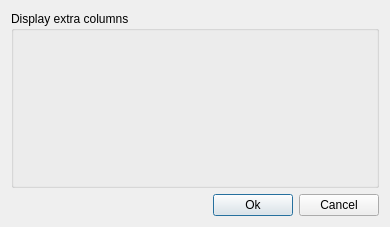
This is src/AnyWave/IO/BIDS/AwBIDSGUIOptionsDialog.ui in HIP-infrastructure/anywave-code as Qt 5 draws it before an edit. The edited form follows.
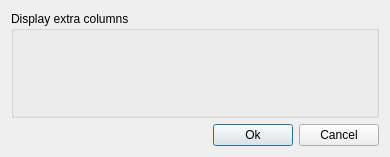
This is the edited form.

What changed in the file:
```diff
--- a/src/AnyWave/IO/BIDS/AwBIDSGUIOptionsDialog.ui
+++ b/src/AnyWave/IO/BIDS/AwBIDSGUIOptionsDialog.ui
@@ -10,7 +10,7 @@
     <x>0</x>
     <y>0</y>
     <width>390</width>
-    <height>227</height>
+    <height>157</height>
    </rect>
   </property>
   <property name="windowTitle">
```
Left out of the diff: 2 changed lines with no effect on the pictures.
